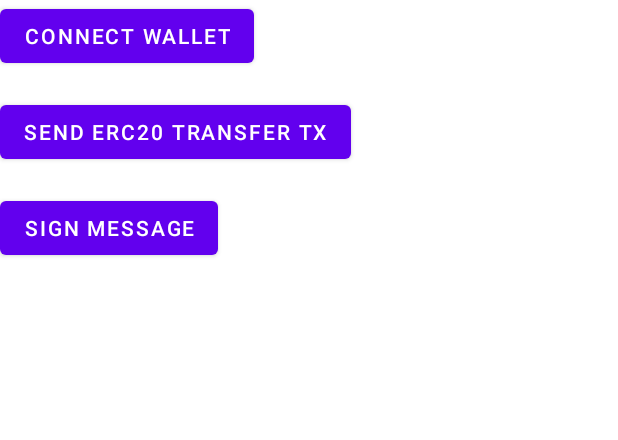
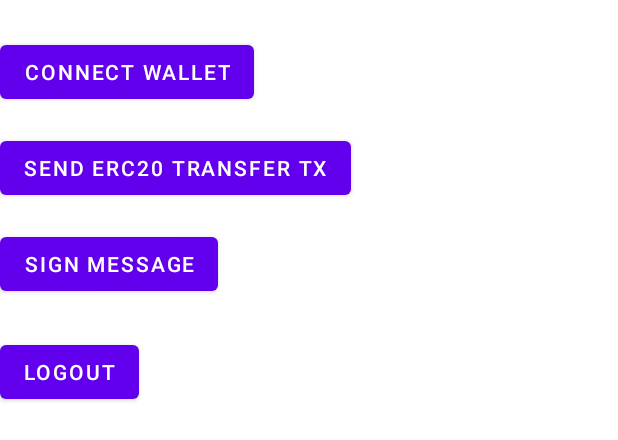
Before and after one commit to glip-gg/Glip-wallet-android, an Android app: the layout activity_main.xml on its own in the app's theme, with its tools: preview values and no code run, on a phone screen of 412 x 824 dp. Shown: the top 440 px of the screen. Run offline under Robolectric (Android 15) with nearby library versions, the phone set to English and light mode, and no system bars.

Commit message:
wallet logout

```diff
--- a/demo/src/main/res/layout/activity_main.xml
+++ b/demo/src/main/res/layout/activity_main.xml
@@ -1,5 +1,5 @@
 <?xml version="1.0" encoding="utf-8"?>
-<LinearLayout xmlns:android="http://schemas.android.com/apk/res/android"
+<ScrollView xmlns:android="http://schemas.android.com/apk/res/android"
     xmlns:app="http://schemas.android.com/apk/res-auto"
     xmlns:tools="http://schemas.android.com/tools"
     android:layout_width="match_parent"
@@ -7,10 +7,16 @@
     android:orientation="vertical"
     tools:context=".MainActivity">
 
+    <LinearLayout
+        android:layout_width="match_parent"
+        android:layout_height="wrap_content"
+        android:orientation="vertical">
+
         <Button
             android:id="@+id/btn_connect_wallet"
             android:layout_width="wrap_content"
             android:layout_height="wrap_content"
+            android:layout_marginTop="24dp"
             android:text="Connect wallet"/>
 
         <Button
@@ -27,6 +33,13 @@
             android:layout_marginTop="16dp"
             android:text="Sign message"/>
 
+        <Button
+            android:id="@+id/btn_logout"
+            android:layout_width="wrap_content"
+            android:layout_height="wrap_content"
+            android:layout_marginTop="24dp"
+            android:text="Logout"/>
+
         <TextView
             android:layout_width="wrap_content"
             android:layout_height="wrap_content"
@@ -34,4 +47,7 @@
             android:layout_marginTop="24dp"
             android:layout_marginHorizontal="16dp"/>
 
+
     </LinearLayout>
+
+</ScrollView>
--- a/wallet/src/main/java/glip/gg/wallet/WalletInteractionActivity.kt
+++ b/wallet/src/main/java/glip/gg/wallet/WalletInteractionActivity.kt
@@ -24,11 +24,11 @@ class WalletInteractionActivity : AppCompatActivity() {
         private const val URL = "url"
 
         private  val WALLET_ACTION_CALLBACKS = arrayOf(
-            "walletConnected", "walletTxSigned", "walletMessageSigned"
+            "walletConnected", "walletTxSigned", "walletMessageSigned", "loggedOut"
         )
 
         private val WALLET_ACTIONS = arrayOf(
-            "login", "signTx", "signMessage"
+            "login", "signTx", "signMessage", "logout"
         )
 
         private val ACTION_HOST = "glip-gg.github.io"
```
Also changed, not shown: demo/src/main/java/glip/gg/wallet/demo/MainActivity.kt (+8 -0 lines), wallet/src/main/java/glip/gg/wallet/GlipWallet.kt (+23 -5 lines), 2 other files. Lines whose indentation alone changed are shown as unchanged.
